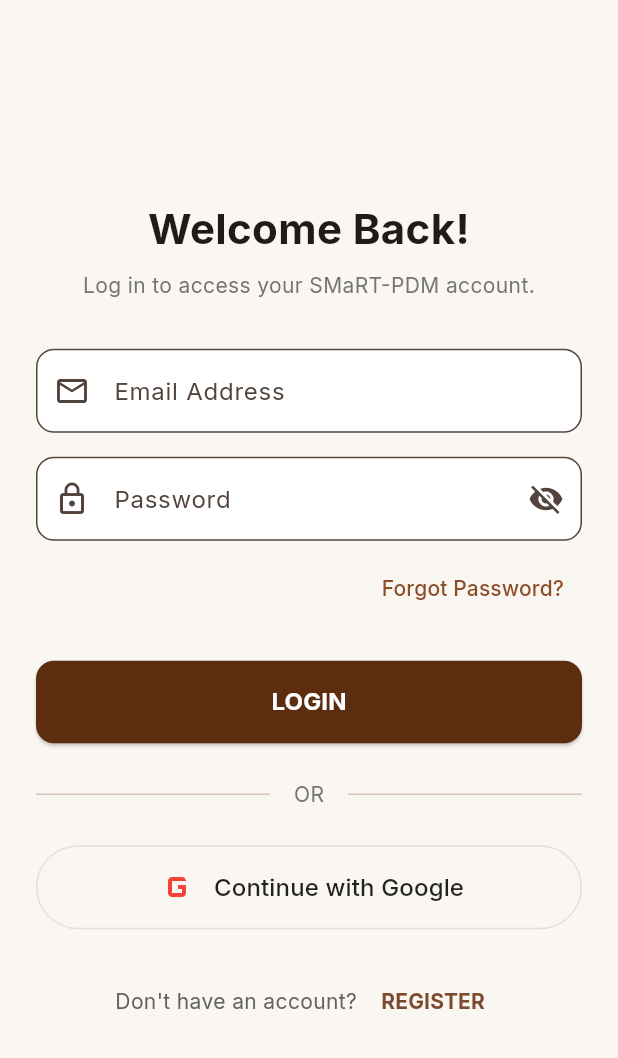
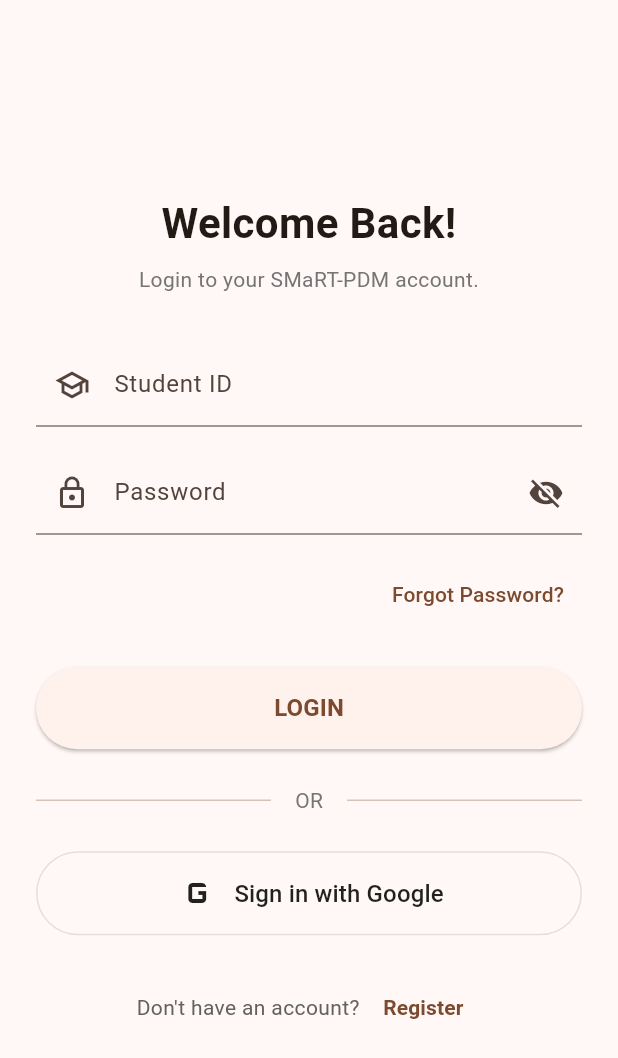
Before and after one commit to mcartv/SMaRT-PDM, a Flutter app: the screen it shows after launch, on a phone screen of 412 x 824 dp. Shown: the top 1058 px of the screen. Run offline on Flutter 3.47's test engine with Material 3 defaults, Android fonts, the phone set to English and light mode, and no system bars; our stand-ins replace image_picker, shared_preferences.

Commit message:
add student_id

```diff
--- a/mobile/smartpdm_mobileapp/lib/constants.dart
+++ b/mobile/smartpdm_mobileapp/lib/constants.dart
@@ -1,7 +1,18 @@
 import 'package:flutter/material.dart';
 
-const Color primaryColor = Color(0xFF5C2D0E); // Deep Brown primary
-const Color accentColor = Color(0xFF7C4A2E); // Brown Mid accent
-const Color backgroundColor = Color(0xFFFAF7F2); // Light warm background
+// Base URL for your backend API
+// IMPORTANT: Replace '192.168.22.2' with the actual IP address of your machine
+// running the Node.js server.
+// For Android Emulator, you might use '10.0.2.2'.
+// For iOS Simulator, you might use 'localhost' or '127.0.0.1'.
+// For physical devices, use your machine's actual local IP (e.g., 192.168.1.X).
+const String BASE_URL = 'http://192.168.22.2:3000';
 
-const double borderRadius = 12.0;
+// Common colors (example, adjust as needed)
+const Color primaryColor = Color(0xFF7C4A2E);
+const Color accentColor = Color(0xFFB07B5F);
+const Color backgroundColor = Color(0xFFF5F5F5);
+
+// Common dimensions (example, adjust as needed)
+const double borderRadius = 8.0;
+const double padding = 16.0;
--- a/mobile/smartpdm_mobileapp/lib/main.dart
+++ b/mobile/smartpdm_mobileapp/lib/main.dart
@@ -1,24 +1,12 @@
 import 'package:flutter/material.dart';
-import 'package:google_fonts/google_fonts.dart';
-import 'package:device_preview/device_preview.dart';
-import 'constants.dart';
-import 'screens/splash_screen.dart';
-import 'screens/login_screen.dart';
-import 'screens/otp_screen.dart';
-import 'screens/dashboard_screen.dart';
-import 'screens/scholarship_list_screen.dart';
-import 'screens/application_form_screen.dart';
-import 'screens/document_upload_screen.dart';
-import 'screens/status_tracking_screen.dart';
-import 'screens/obligations_screen.dart';
-import 'screens/profile_screen.dart';
-import 'screens/register_screen.dart';
+import 'package:smartpdm_mobileapp/screens/login_screen.dart';
+import 'package:smartpdm_mobileapp/screens/register_screen.dart';
+import 'package:smartpdm_mobileapp/screens/otp_screen.dart';
+import 'package:smartpdm_mobileapp/constants.dart'; // Import constants for colors
+import 'package:smartpdm_mobileapp/screens/dashboard_screen.dart';
 
 void main() {
-  runApp(DevicePreview(
-    enabled: !const bool.fromEnvironment('dart.vm.product'),
-    builder: (context) => const MyApp(),
-  ));
+  runApp(const MyApp());
 }
 
 class MyApp extends StatelessWidget {
@@ -27,53 +15,33 @@ class MyApp extends StatelessWidget {
   @override
   Widget build(BuildContext context) {
     return MaterialApp(
-      title: 'SMART-PDM Scholarship System',
+      title: 'SMaRT-PDM',
       theme: ThemeData(
-        primaryColor: primaryColor,
+        // Define a custom color scheme using your constants
         colorScheme: ColorScheme.fromSeed(
-          seedColor: primaryColor,
+          seedColor: primaryColor, // Use your primary color as the seed
+          primary: primaryColor,
           secondary: accentColor,
+          // You can define other colors here as well, e.g., background, surface, etc.
         ),
-        scaffoldBackgroundColor: backgroundColor,
-        fontFamily: GoogleFonts.inter().fontFamily,
-        elevatedButtonTheme: ElevatedButtonThemeData(
-          style: ElevatedButton.styleFrom(
-            backgroundColor: primaryColor,
-            foregroundColor: Colors.white,
-            shape: RoundedRectangleBorder(
-              borderRadius: BorderRadius.circular(borderRadius),
-            ),
-          ),
-        ),
-        inputDecorationTheme: InputDecorationTheme(
-          border: OutlineInputBorder(
-            borderRadius: BorderRadius.circular(borderRadius),
-          ),
-          filled: true,
-          fillColor: Colors.white,
-        ),
-        cardTheme: CardThemeData(
-          elevation: 4,
-          shape: RoundedRectangleBorder(
-            borderRadius: BorderRadius.circular(borderRadius),
-          ),
-        ),
+        // The primarySwatch is a MaterialColor (a map of 10 shades).
+        // If you want to use your single primaryColor as the primarySwatch,
+        // you need to create a MaterialColor from it.
+        // This ensures older widgets or those relying on primarySwatch still get your color.
+        primarySwatch: MaterialColor(primaryColor.value, <int, Color>{
+          50: primaryColor.withOpacity(0.1), 100: primaryColor.withOpacity(0.2), 200: primaryColor.withOpacity(0.3), 300: primaryColor.withOpacity(0.4), 400: primaryColor.withOpacity(0.5), 500: primaryColor.withOpacity(0.6), 600: primaryColor.withOpacity(0.7), 700: primaryColor.withOpacity(0.8), 800: primaryColor.withOpacity(0.9), 900: primaryColor.withOpacity(1.0),
+        }),
+        visualDensity: VisualDensity.adaptivePlatformDensity,
       ),
-      initialRoute: '/',
+      initialRoute: '/login', // Set your initial route
       routes: {
-        '/': (context) => const SplashScreen(),
-        '/splash': (context) => const SplashScreen(),
         '/login': (context) => const LoginScreen(),
+        '/register': (context) => const RegisterScreen(),
         '/otp': (context) => const OtpScreen(),
-        '/dashboard': (context) => const DashboardScreen(),
-        '/scholarships': (context) => const ScholarshipListScreen(),
-        '/application': (context) => const ApplicationFormScreen(),
-        '/documents': (context) => const DocumentUploadScreen(),
-        '/status': (context) => const StatusTrackingScreen(),
-        '/obligations': (context) => const ObligationsScreen(),
-        '/profile': (context) => const ProfileScreen(),
-        '/register': (context) => const RegisterScreen(),
+        '/home': (context) => const DashboardScreen(), // This is the missing route
+        // Add other routes here as needed
       },
+      debugShowCheckedModeBanner: false, // Set to true for debugging
     );
   }
 }
--- a/mobile/smartpdm_mobileapp/lib/screens/login_screen.dart
+++ b/mobile/smartpdm_mobileapp/lib/screens/login_screen.dart
@@ -2,8 +2,7 @@ import 'dart:convert';
 import 'dart:async';
 import 'package:flutter/material.dart';
 import 'package:http/http.dart' as http;
-import 'package:shared_preferences/shared_preferences.dart';
-import '../constants.dart';
+import '../constants.dart'; // Assuming you have your colors here based on main.dart
 
 class LoginScreen extends StatefulWidget {
   const LoginScreen({super.key});
@@ -14,74 +13,66 @@ class LoginScreen extends StatefulWidget {
 
 class _LoginScreenState extends State<LoginScreen> {
   final _formKey = GlobalKey<FormState>();
-  final _emailController = TextEditingController();
+  final _studentIdController = TextEditingController();
   final _passwordController = TextEditingController();
   bool _obscurePassword = true;
   bool _isLoading = false;
+
+  @override
+  void dispose() {
+    _studentIdController.dispose();
+    _passwordController.dispose();
+    super.dispose();
+  }
 
   Future<void> _handleLogin() async {
     if (_formKey.currentState!.validate()) {
       setState(() => _isLoading = true);
 
       try {
-        final url = Uri.parse('http://192.168.22.2:3000/api/auth/login');
+        // Note: 10.0.2.2 points to localhost on the Android Emulator.
+        // Use your PC's local IP address if testing on a physical device.
+        final url = Uri.parse('$BASE_URL/api/auth/login');
 
         final response = await http.post(
           url,
           headers: {'Content-Type': 'application/json'},
           body: jsonEncode({
-            'email': _emailController.text,
+            'student_id': _studentIdController.text.trim(),
             'password': _passwordController.text,
           }),
         ).timeout(const Duration(seconds: 15));
 
         if (response.statusCode == 200) {
-          final responseData = jsonDecode(response.body);
-          final token = responseData['token'];
-
-          if (token != null) {
-            final prefs = await SharedPreferences.getInstance();
-            await prefs.setString('jwt_token', token);
-
-            final user = responseData['user'];
-            if (user != null) {
-              if (user['email'] != null) {
-                await prefs.setString('user_email', user['email']);
-              }
-              if (user['first_name'] != null) {
-                await prefs.setString('user_first_name', user['first_name']);
-              }
-              if (user['last_name'] != null) {
-                await prefs.setString('user_last_name', user['last_name']);
-              }
-              if (user['avatar_url'] != null) {
-                await prefs.setString('user_profile_image', user['avatar_url']);
-              }
-            }
-          }
-
           if (mounted) {
-            Navigator.pushReplacementNamed(context, '/dashboard');
+            // Assuming successful login navigates to a home screen or dashboard
+            Navigator.pushReplacementNamed(context, '/home'); // Replace with your actual home route
           }
         } else {
-          final responseData = jsonDecode(response.body);
-          final errorMessage = responseData['error'] ?? 'Login failed. Please try again.';
           if (mounted) {
             ScaffoldMessenger.of(context).showSnackBar(
-              SnackBar(content: Text(errorMessage)),
+              SnackBar(content: Text('Login failed: ${response.body}')),
             );
           }
         }
       } on TimeoutException {
         if (mounted) {
           ScaffoldMessenger.of(context).showSnackBar(
-            const SnackBar(content: Text('Request timed out. Server might be down.')),
+            const SnackBar(content: Text('Request timed out. Please check your connection or try again.')),
+          );
+        }
+      } on http.ClientException catch (e) { // Catch specific HTTP client errors (e.g., connection refused)
+        if (mounted) {
+          print('Login HTTP Client Error: $e');
+          ScaffoldMessenger.of(context).showSnackBar(
+            const SnackBar(content: Text('Connection error. Please ensure your backend is running and accessible.')),
           );
         }
       } catch (e) {
         if (mounted) {
+          print('Login Unexpected Error: $e'); // Catch all other unexpected errors (like routing errors)
           ScaffoldMessenger.of(context).showSnackBar(
-            const SnackBar(content: Text('Network error. Please try again.')),
+            SnackBar(content: Text('An unexpected error occurred: ${e.toString()}')),
           );
         }
       } finally {
@@ -90,6 +81,13 @@ class _LoginScreenState extends State<LoginScreen> {
         }
       }
     }
+  }
+
+  void _handleGoogleSignIn() {
+    // TODO: Implement Google Sign-In logic later
+    ScaffoldMessenger.of(context).showSnackBar(
+      const SnackBar(content: Text('Google Sign-In coming soon!')),
+    );
   }
 
   @override
@@ -116,7 +114,7 @@ class _LoginScreenState extends State<LoginScreen> {
                   ),
                   const SizedBox(height: 8),
                   Text(
-                    'Log in to access your SMaRT-PDM account.',
+                    'Login to your SMaRT-PDM account.',
                     style: TextStyle(
                       fontSize: 14,
                       color: Colors.grey.shade600,
@@ -125,20 +123,21 @@ class _LoginScreenState extends State<LoginScreen> {
                   ),
                   const SizedBox(height: 32),
 
-                  // Email Field
+                  // Student ID Field
                   TextFormField(
-                    controller: _emailController,
-                    keyboardType: TextInputType.emailAddress,
+                    controller: _studentIdController,
+                    keyboardType: TextInputType.text, // Student ID can be alphanumeric
                     decoration: const InputDecoration(
-                      labelText: 'Email Address',
-                      prefixIcon: Icon(Icons.email_outlined),
+                      labelText: 'Student ID',
+                      prefixIcon: Icon(Icons.school_outlined),
                     ),
                     validator: (value) {
-                      if (value == null || value.isEmpty) {
-                        return 'Please enter your email';
+                      if (value == null || value.trim().isEmpty) {
+                        return 'Please enter your Student ID';
                       }
-                      if (!value.contains('@')) {
-                        return 'Please enter a valid email';
+                      final studentIdRegex = RegExp(r'^PDM-\d{4}-\d{6}$');
+                      if (!studentIdRegex.hasMatch(value.trim())) {
+                        return 'Invalid Student ID format (e.g., PDM-YYYY-NNNNNN)';
                       }
                       return null;
                     },
@@ -170,13 +169,18 @@ class _LoginScreenState extends State<LoginScreen> {
                       return null;
                     },
                   ),
-                  const SizedBox(height: 8),
+                  const SizedBox(height: 16),
 
                   // Forgot Password
                   Align(
                     alignment: Alignment.centerRight,
                     child: TextButton(
-                      onPressed: () {},
+                      onPressed: () {
+                        // TODO: Navigate to Forgot Password screen
+                        ScaffoldMessenger.of(context).showSnackBar(
+                          const SnackBar(content: Text('Forgot Password coming soon!')),
+                        );
+                      },
                       child: const Text('Forgot Password?'),
                     ),
                   ),
@@ -184,7 +188,7 @@ class _LoginScreenState extends State<LoginScreen> {
 
                   // Login Button
                   ElevatedButton(
-                    onPressed: _isLoading ? null : _handleLogin,
+                    onPressed: _handleLogin,
                     style: ElevatedButton.styleFrom(
                       padding: const EdgeInsets.symmetric(vertical: 16),
                     ),
@@ -192,11 +196,7 @@ class _LoginScreenState extends State<LoginScreen> {
                         ? const SizedBox(
                             height: 20,
                             width: 20,
-                            child: CircularProgressIndicator(
-                              color: Colors.white,
-                              strokeWidth: 2,
-                            ),
-                          )
+                            child: CircularProgressIndicator(color: Colors.white, strokeWidth: 2))
                         : const Text('LOGIN', style: TextStyle(fontSize: 16, fontWeight: FontWeight.bold)),
                   ),
                   const SizedBox(height: 24),
@@ -217,11 +217,11 @@ class _LoginScreenState extends State<LoginScreen> {
                   ),
                   const SizedBox(height: 24),
 
-                  // Google Login Button
+                  // Google Sign In Button
                   OutlinedButton.icon(
-                    onPressed: () {},
-                    icon: const Icon(Icons.g_mobiledata, size: 32, color: Colors.red),
-                    label: const Text('Continue with Google', style: TextStyle(fontSize: 16)),
+                    onPressed: _handleGoogleSignIn,
+                    icon: const Icon(Icons.g_mobiledata, size: 32),
+                    label: const Text('Sign in with Google', style: TextStyle(fontSize: 16)),
                     style: OutlinedButton.styleFrom(
                       padding: const EdgeInsets.symmetric(vertical: 12),
                       foregroundColor: Colors.black87,
@@ -240,11 +240,11 @@ class _LoginScreenState extends State<LoginScreen> {
                       ),
                       TextButton(
                         onPressed: () {
-                          Navigator.pushNamed(context, '/register');
+                          Navigator.pushNamed(context, '/register'); // Replace with your actual register route
                         },
                         child: const Text(
-                          'REGISTER',
-                          style: TextStyle(fontWeight: FontWeight.bold, color: accentColor),
+                          'Register',
+                          style: TextStyle(fontWeight: FontWeight.bold),
                         ),
                       ),
                     ],
--- a/mobile/smartpdm_mobileapp/lib/screens/otp_screen.dart
+++ b/mobile/smartpdm_mobileapp/lib/screens/otp_screen.dart
@@ -61,7 +61,7 @@ class _OtpScreenState extends State<OtpScreen> {
       final email = ModalRoute.of(context)?.settings.arguments as String?;
 
       try {
-        final url = Uri.parse('http://192.168.22.2:3000/api/auth/verify-otp');
+        final url = Uri.parse('$BASE_URL/api/auth/verify-otp');
         final response = await http.post(
           url,
           headers: {'Content-Type': 'application/json'},
@@ -93,6 +93,7 @@ class _OtpScreenState extends State<OtpScreen> {
         }
       } catch (e) {
         if (mounted) {
+          print('OTP Screen Network Error: $e'); // Added debug print
           ScaffoldMessenger.of(context).showSnackBar(
             const SnackBar(content: Text('Network error. Please try again.')),
           );
@@ -112,7 +113,7 @@ class _OtpScreenState extends State<OtpScreen> {
     if (email == null) return;
 
     try {
-      final url = Uri.parse('http://192.168.22.2:3000/api/auth/resend-otp');
+      final url = Uri.parse('$BASE_URL/api/auth/resend-otp');
       await http.post(
         url,
         headers: {'Content-Type': 'application/json'},
@@ -132,6 +133,7 @@ class _OtpScreenState extends State<OtpScreen> {
         );
       }
     } catch (e) {
+      print('OTP Resend Network Error: $e'); // Added debug print
       if (mounted) {
         ScaffoldMessenger.of(context).showSnackBar(
           const SnackBar(content: Text('Failed to resend OTP.')),
```
Also changed, not shown: mobile/smartpdm_mobileapp/lib/screens/register_screen.dart (+75 -38 lines), 1 other file.
